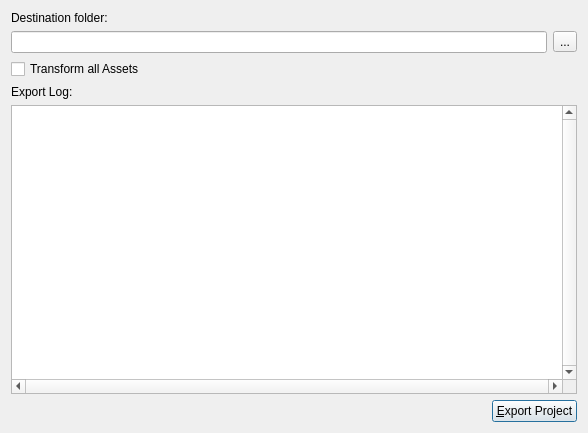
First picture: the form in Code/Editor/EditorFramework/Dialogs/ExportProjectDlg.ui, repository ezEngine/ezEngine, before the edit.
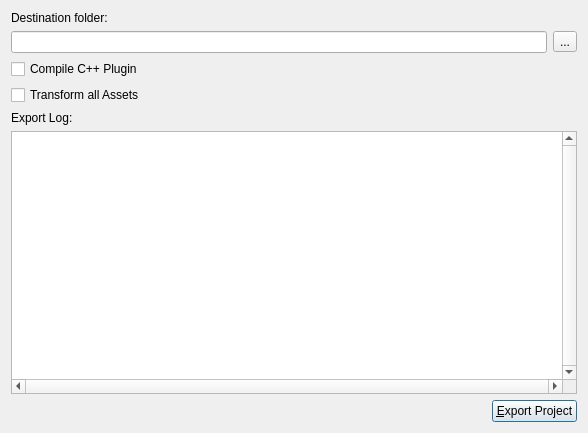
Second picture: the form after the edit. Icons and pictures are not drawn.

Commit message:
C++ plugin workflow improvements
Fixed #884:
* When opening a project, the user is now asked whether to compile the C++ plugin.
* When exporting a project, the compilation can be triggered as well.
* Prevent a plugin from being named 'Plugin'

Diff of the .ui file:
```diff
--- a/Code/Editor/EditorFramework/Dialogs/ExportProjectDlg.ui
+++ b/Code/Editor/EditorFramework/Dialogs/ExportProjectDlg.ui
@@ -51,6 +51,13 @@
      </item>
     </layout>
    </item>
+   <item>
+    <widget class="QCheckBox" name="CompileCpp">
+     <property name="text">
+      <string>Compile C++ Plugin</string>
+     </property>
+    </widget>
+   </item>
    <item>
     <widget class="QCheckBox" name="TransformAll">
      <property name="text">
```
The commit also changes 11 other files.
